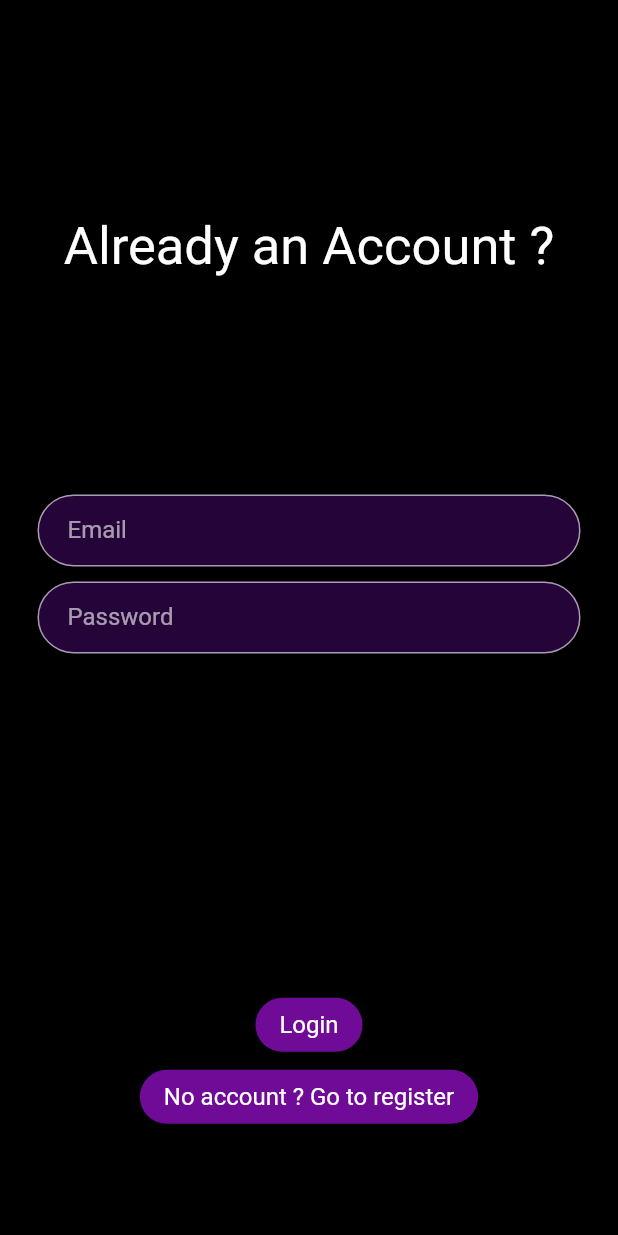
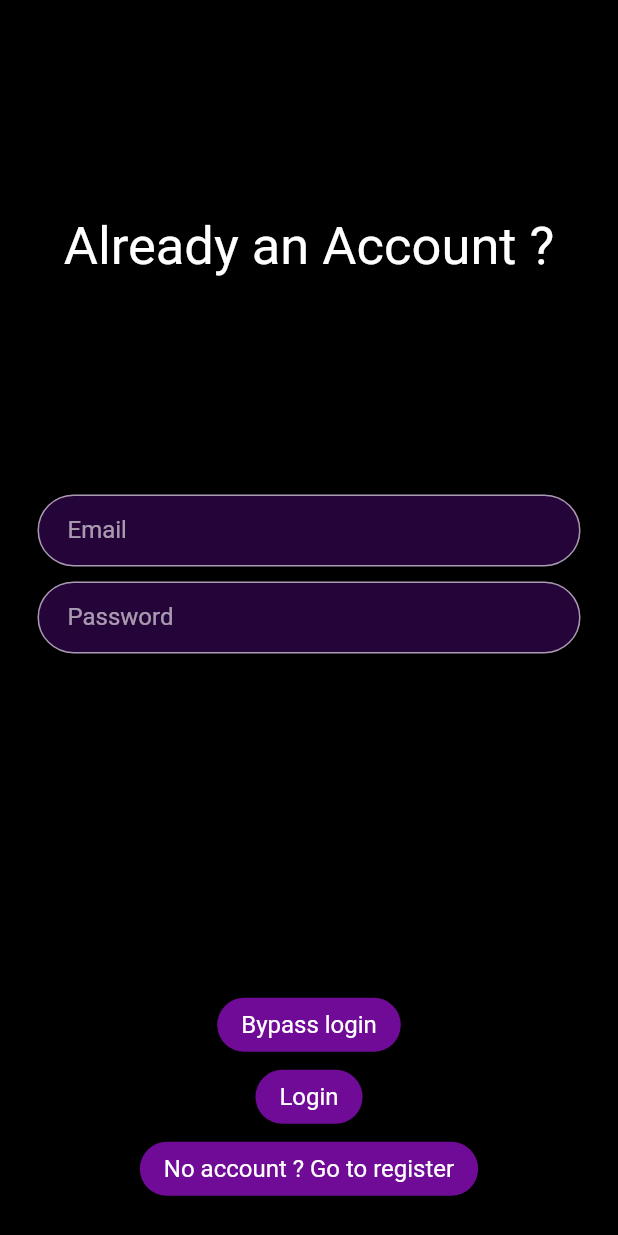
Before and after one commit to tadam-m/M-Flutter-II, a Flutter app: the screen it shows after launch, on a phone screen of 412 x 824 dp. Run offline on Flutter 3.47's test engine with Material 2 defaults, Android fonts, the phone set to English and light mode, and no system bars; our stand-ins replace audioplayers, get, google_fonts.

Commit message:
Added bypass login

```diff
--- a/lib/screens/auth/login_screen.dart
+++ b/lib/screens/auth/login_screen.dart
@@ -22,7 +22,8 @@ class _LoginScreenState extends State<LoginScreen> {
       Get.snackbar('Error', 'Please verify your informations');
       return;
     }
-    await ApiManager().loginUser(_emailController.text, _passwordController.text)
+    await ApiManager()
+        .loginUser(_emailController.text, _passwordController.text)
         .then((value) => {
               Get.snackbar('Login Success', 'logged in as ' + value.name),
               setState(() {
@@ -56,10 +57,9 @@ class _LoginScreenState extends State<LoginScreen> {
                         children: <Widget>[
                           Expanded(
                             flex: 2,
-                             child: Container(
+                            child: Container(
                               alignment: Alignment.center,
-                              child:
-                              const Text(
+                              child: const Text(
                                 'Already an Account ?',
                                 textAlign: TextAlign.center,
                                 style: TextStyle(fontSize: 35.0),
@@ -82,6 +82,10 @@ class _LoginScreenState extends State<LoginScreen> {
                               alignment: Alignment.center,
                               child: Column(
                                 children: <Widget>[
+                                  ElevatedButton(
+                                    onPressed: () => Get.toNamed(vueListClub),
+                                    child: const Text('Bypass login'),
+                                  ),
                                   ElevatedButton(
                                     onPressed: signIn,
                                     child: const Text('Login'),
```
